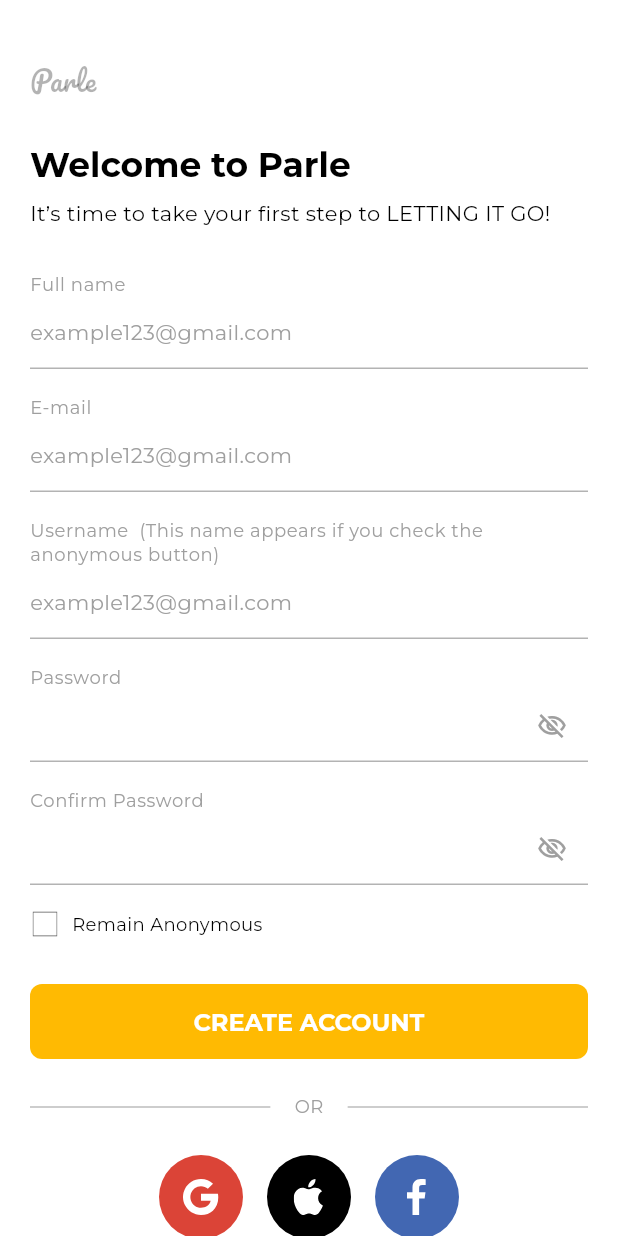
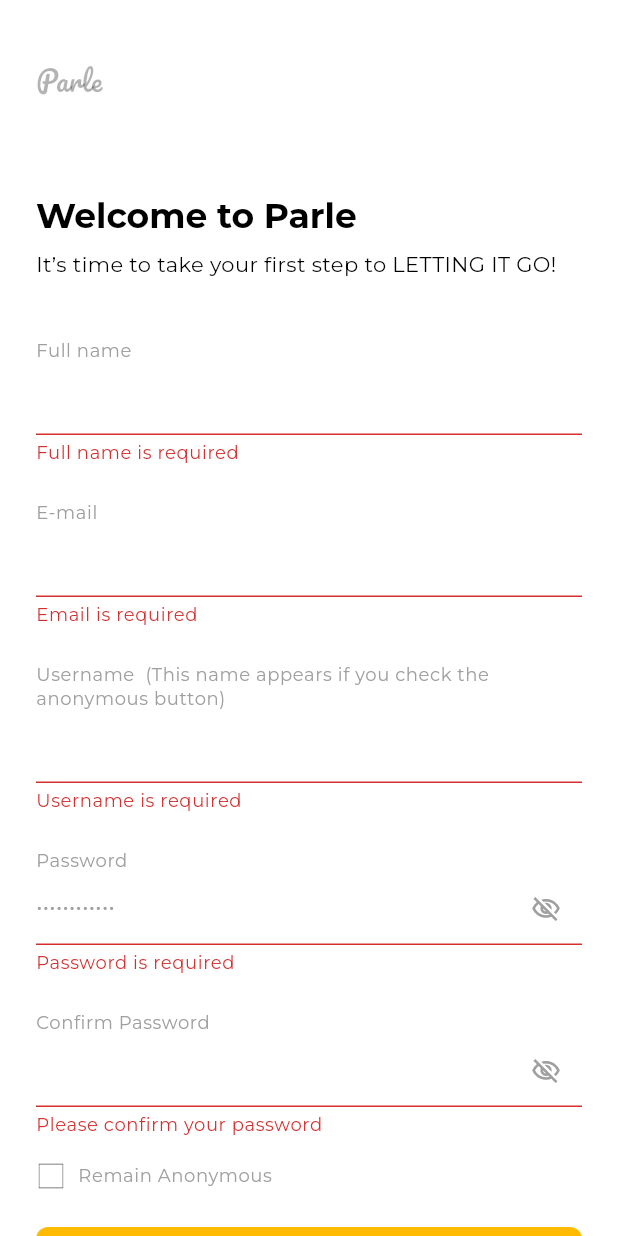
Before and after one commit to Folarin-Isaac/Parle-App, a Flutter app: the RegisterScreen screen opened directly, after a tap on "CREATE ACCOUNT", on a phone screen of 412 x 824 dp. Run offline on Flutter 3.47's test engine with Material 3 defaults, Android fonts, the phone set to English and light mode, and no system bars; our stand-ins replace flutter_svg, gap, shared_preferences; accounts and stored records are empty.

Commit message:
Sign up screen implementation

```diff
--- a/lib/ui/auth/register_screen.dart
+++ b/lib/ui/auth/register_screen.dart
@@ -10,14 +10,23 @@
 
 class _RegisterScreenState extends State<RegisterScreen> {
   final _formKey = GlobalKey<FormState>();
+
+  final _fullNameController = TextEditingController();
   final _emailController = TextEditingController();
+  final _userNameController = TextEditingController();
   final _passwordController = TextEditingController();
+  final _confirmPasswordController = TextEditingController();
+  late TapGestureRecognizer _signInTapRecognizer;
   bool _remainAnonymous = false;
 
   @override
   void dispose() {
+    _fullNameController.dispose();
     _emailController.dispose();
+    _userNameController.dispose();
     _passwordController.dispose();
+    _confirmPasswordController.dispose();
+    _signInTapRecognizer.dispose();
     super.dispose();
   }
 
@@ -31,17 +40,16 @@
       body: SafeArea(
         child: SingleChildScrollView(
           padding: EdgeInsets.symmetric(
-            horizontal: AppSizes.size20,
-            vertical: AppSizes.size10,
+            horizontal: AppSizes.size24,
           ),
           child: Form(
             key: _formKey,
             child: Column(
               crossAxisAlignment: CrossAxisAlignment.start,
               children: [
-                Gap(AppSizes.size30),
+                Gap(AppSizes.size40),
                 const AppLogo(),
-                Gap(AppSizes.size30),
+                Gap(AppSizes.size64),
                 Text(
                   AppStrings.welcomeToParle,
                   style: theme.textTheme.displaySmall,
@@ -51,45 +59,49 @@
                   AppStrings.welcomeMessage,
                   style: theme.textTheme.bodyMedium,
                 ),
-                Gap(AppSizes.size30),
+                Gap(AppSizes.size40),
                 CustomTextField(
                   label: AppStrings.fullName,
-                  hintText: AppStrings.logInHint,
+                  hintText: '',
+                  controller: _fullNameController,
+                  keyboardType: TextInputType.name,
+                  validator: FormHelper.validateFullName
+                ),
+                Gap(AppSizes.size24),
+                CustomTextField(
+                  label: AppStrings.email,
+                  hintText: '',
                   controller: _emailController,
                   keyboardType: TextInputType.emailAddress,
                   validator: FormHelper.validateEmail,
                 ),
-                Gap(AppSizes.size18),
-                CustomTextField(
-                  label: AppStrings.email,
-                  hintText: AppStrings.logInHint,
-                  controller: _emailController,
-                  keyboardType: TextInputType.emailAddress,
-                  validator: FormHelper.validateEmail,
-                ),
-                Gap(AppSizes.size18),
+                Gap(AppSizes.size24),
+                // Username Field
                 CustomTextField(
                   label: AppStrings.userName,
-                  hintText: AppStrings.logInHint,
-                  controller: _emailController,
-                  keyboardType: TextInputType.emailAddress,
-                  validator: FormHelper.validateEmail,
+                  hintText: '',
+                  controller: _userNameController,
+                  keyboardType: TextInputType.text,
+                  validator: FormHelper.validateUsername,
                 ),
-                Gap(AppSizes.size18),
+                Gap(AppSizes.size24),
                 CustomTextField(
                   label: AppStrings.password,
-                  hintText: '',
+                  hintText: '••••••••••••',
                   controller: _passwordController,
                   isPassword: true,
                   validator: FormHelper.validatePassword,
                 ),
-                Gap(AppSizes.size18),
+                Gap(AppSizes.size24),
                 CustomTextField(
                   label: AppStrings.confirmPassword,
                   hintText: '',
-                  controller: _passwordController,
+                  controller: _confirmPasswordController,
                   isPassword: true,
-                  validator: FormHelper.validatePassword,
+                  validator: (value) => FormHelper.validateConfirmPassword(
+                    confirmPassword: value,
+                    originalPassword: _passwordController.text,
+                  ),
                 ),
                 Gap(AppSizes.size16),
                 Row(
@@ -112,21 +124,28 @@
                     Gap(AppSizes.size8),
                     Text(
                       AppStrings.remainAnonymous,
-                      style: theme.textTheme.bodyMedium?.copyWith(
-                        fontSize: AppSizes.size12,
-                      ),
+                      style: theme.textTheme.bodySmall,
                     ),
                   ],
                 ),
-                Gap(AppSizes.size30),
-                PrimaryButton(text: AppStrings.createAccount, onPressed: () {}),
                 Gap(AppSizes.size24),
+
+                PrimaryButton(
+                  text: AppStrings.createAccount,
+                  onPressed: () {
+                    if (_formKey.currentState!.validate()) {
+                    }
+                  },
+                ),
+                Gap(AppSizes.size24),
+
+                // OR Divider
                 Row(
                   children: [
                     Expanded(child: Divider(color: theme.dividerTheme.color)),
                     Padding(
                       padding: EdgeInsets.symmetric(
-                        horizontal: AppTheme.size16,
+                        horizontal: AppSizes.size16,
                       ),
                       child: Text(
                         AppStrings.or,
@@ -177,7 +196,13 @@
                             color: theme.colorScheme.primary,
                             fontWeight: FontWeight.bold,
                           ),
-                          recognizer: TapGestureRecognizer()..onTap = () {},
+                          recognizer: TapGestureRecognizer()..onTap = () {
+                            Navigator.push(
+                                context,
+                                MaterialPageRoute(
+                                  builder: (context) => const RegisterScreen(),
+                                ));
+                          },
                         ),
                       ],
                     ),
--- a/lib/ui/utils/form_helper.dart
+++ b/lib/ui/utils/form_helper.dart
@@ -1,6 +1,7 @@
 import 'package:parle_app/constants/constants.dart';
 
 class FormHelper {
+  FormHelper._();
 
   static String? validateEmail(String? email) {
     if (email == null || email.isEmpty) {
@@ -17,11 +18,55 @@
 
   static String? validatePassword(String? password) {
     if (password == null || password.isEmpty) {
-      return 'Password is required';
+      return ErrorText.passwordRequired;
     }
 
     if (password.length < 6) {
-      return 'Password must be at least 6 characters';
+      return ErrorText.passwordTooShort;
+    }
+
+    return null;
+  }
+
+  static String? validateConfirmPassword({
+    required String? confirmPassword,
+    required String originalPassword,
+  }) {
+    if (confirmPassword == null || confirmPassword.isEmpty) {
+      return 'Please confirm your password';
+    }
+
+    if (confirmPassword != originalPassword) {
+      return 'Passwords do not match';
+    }
+
+    return null;
+  }
+
+  static String? validateFullName(String? fullName) {
+    if (fullName == null || fullName.isEmpty) {
+      return 'Full name is required';
+    }
+
+    if (fullName.length < 2) {
+      return 'Full name must be at least 2 characters';
+    }
+
+    return null;
+  }
+
+  static String? validateUsername(String? username) {
+    if (username == null || username.isEmpty) {
+      return 'Username is required';
+    }
+
+    if (username.length < 3) {
+      return 'Username must be at least 3 characters';
+    }
+
+    final usernameRegex = RegExp(r'^[a-zA-Z0-9_]+$');
+    if (!usernameRegex.hasMatch(username)) {
+      return 'Username can only contain letters, numbers, and underscores';
     }
 
     return null;
```
